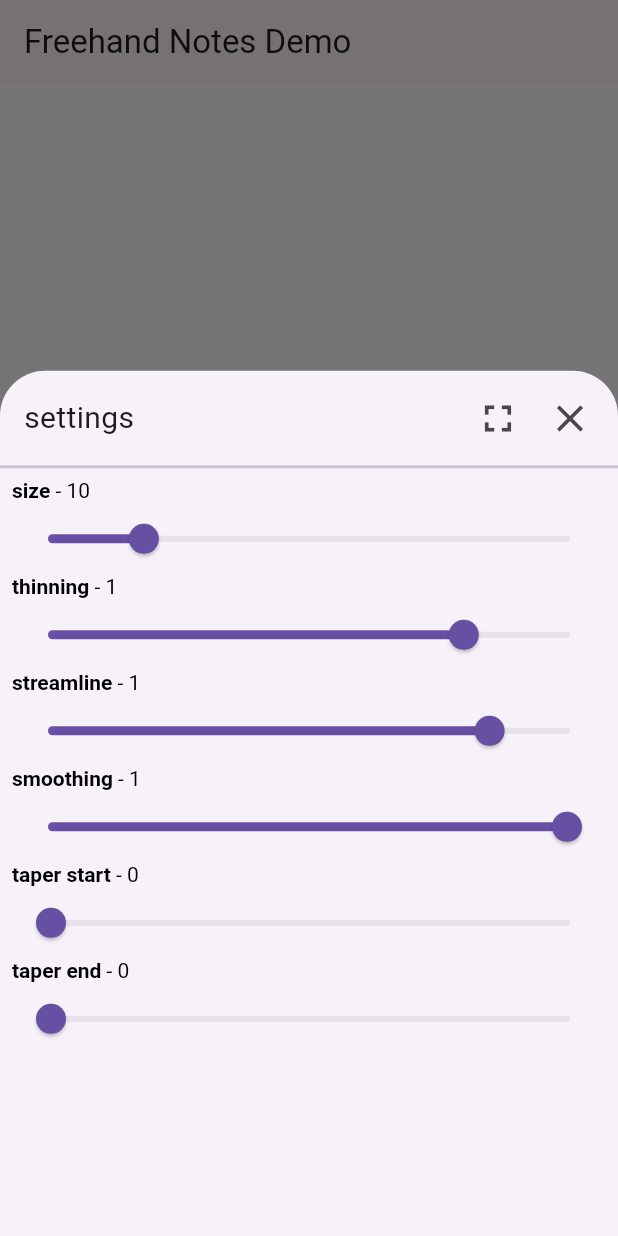
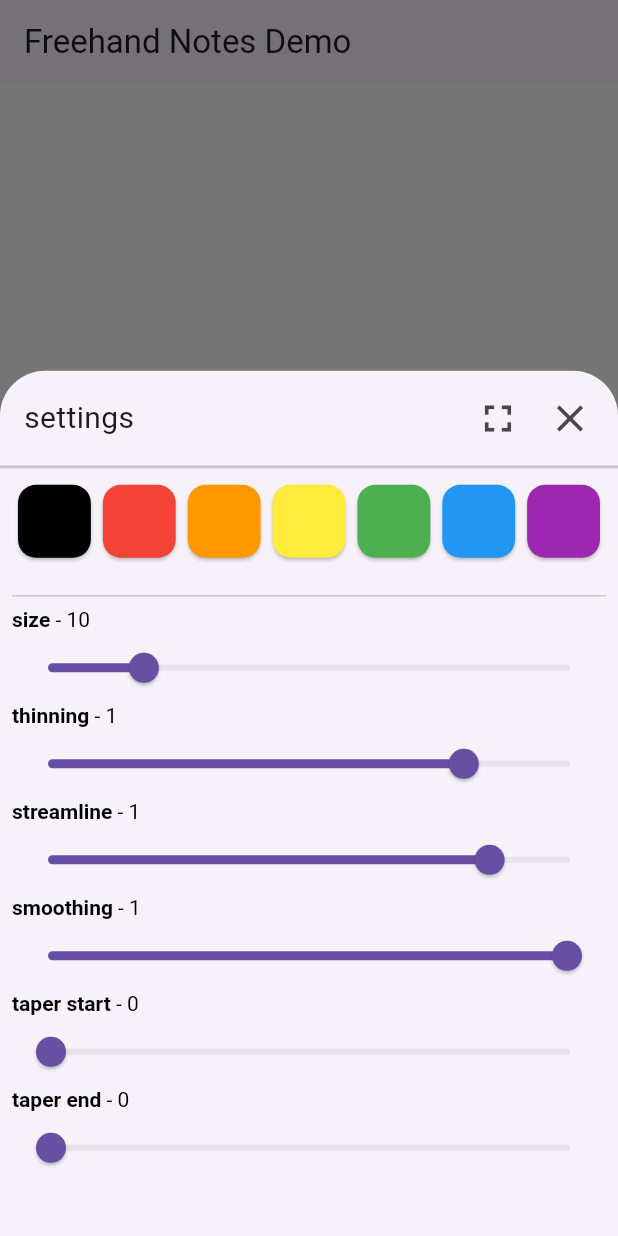
Before and after one commit to FurryProtogen/freehandnotes, a Flutter app: the screen it shows after launch, after a tap on the "edit" icon, on a phone screen of 412 x 824 dp. Run offline on Flutter 3.47's test engine with Material 2 defaults, Android fonts, the phone set to English and light mode, and no system bars; missing offline and left inert: perfect_freehand.

Commit message:
added color picker & fullscreen animation
- added a small tween animation when pressing the fullscreen button on the settings menu
- added the setting to set the stroke's color

```diff
--- a/lib/src/freehandnoteswidgets.dart
+++ b/lib/src/freehandnoteswidgets.dart
@@ -79,8 +79,16 @@ class _BottomSheetState extends State<_BottomSheet> {
   bool isFullScreen = false;
   @override
   Widget build(BuildContext context) {
-    return SizedBox(
-      height: isFullScreen ? MediaQuery.of(context).size.height-40 : MediaQuery.of(context).size.height*.7,
+    return TweenAnimationBuilder(
+      tween: Tween<double>(begin: isFullScreen ? MediaQuery.of(context).size.height*.7 : 0, end: isFullScreen ? MediaQuery.of(context).size.height-40 : MediaQuery.of(context).size.height*.7),
+      curve: Curves.easeInOut,
+      duration: Duration(milliseconds: isFullScreen ? 85 : 85),
+      builder: (context, double i, child) {
+        return SizedBox(
+          height: i,
+          child: child,
+        );
+      },
       child: Column(
         children: [
           Padding(
--- a/lib/src/sketcher.dart
+++ b/lib/src/sketcher.dart
@@ -11,7 +11,7 @@ class Sketcher extends CustomPainter {
 
   @override
   void paint(Canvas canvas, Size size) {
-    Paint paint = Paint()..color = Colors.black;
+    Paint paint = Paint()..color = options.color;
 
     for (int i = 0; i < lines.length; ++i) {
       final outlinePoints = getStroke(
--- a/lib/src/stroke_options.dart
+++ b/lib/src/stroke_options.dart
@@ -24,6 +24,16 @@ class _StrokeOptionsSlidersState extends State<StrokeOptionsSliders> {
       radius: const Radius.circular(30),
       child: ListView(
         children: [
+          SizedBox(
+            height: (55 / (MediaQuery.of(context).size.width/55 < colorCards.length ? MediaQuery.of(context).size.width/55 : colorCards.length.toDouble()) / colorCards.length).round()*70,
+            child: GridView.count(
+              shrinkWrap: true,
+              crossAxisCount: (MediaQuery.of(context).size.width/55 < colorCards.length ? MediaQuery.of(context).size.width/55 : colorCards.length).round(),
+              physics: const NeverScrollableScrollPhysics(),
+              children: colorCards,
+            ),
+          ),
+          const Divider(),
           _MenuSettingText(
             title: widget.stringSize ?? 'size',
             value: settingsProvider.size.round().toString(),
@@ -136,6 +146,30 @@ class _StrokeOptionsSlidersState extends State<StrokeOptionsSliders> {
       ),
     );
   }
+
+  List<_CardColorPicker> colorCards = const <_CardColorPicker> [
+    _CardColorPicker(
+      color: Colors.black,
+    ),
+    _CardColorPicker(
+      color: Colors.red,
+    ),
+    _CardColorPicker(
+      color: Colors.orange,
+    ),
+    _CardColorPicker(
+      color: Colors.yellow,
+    ),
+    _CardColorPicker(
+      color: Colors.green,
+    ),
+    _CardColorPicker(
+      color: Colors.blue,
+    ),
+    _CardColorPicker(
+      color: Colors.purple,
+    ),
+  ];
 }
 
 class _MenuSettingText extends StatelessWidget {
@@ -160,7 +194,32 @@ class _MenuSettingText extends StatelessWidget {
   }
 }
 
+class _CardColorPicker extends StatelessWidget {
+  final Color color;
+  const _CardColorPicker({Key? key, required this.color}) : super(key: key);
+
+  @override
+  Widget build(BuildContext context) {
+    return SizedBox(
+      width: 55,
+      height: 55,
+      child: Card(
+        color: color,
+        child: InkWell(
+          borderRadius: BorderRadius.circular(12),
+          onTap: (){Provider.of<StrokeOptions>(context, listen: false).color = color;},
+        ),
+      ),
+    );
+  }
+}
+
 class StrokeOptions extends ChangeNotifier {
+  /// The color of the stroke.
+  Color get color => _color;
+  Color _color = Colors.black;
+  set color(Color value) {_color = value; notifyListeners();}
+
   /// The base size (diameter) of the stroke.
   double get size => _size;
   double _size = 10;
```
